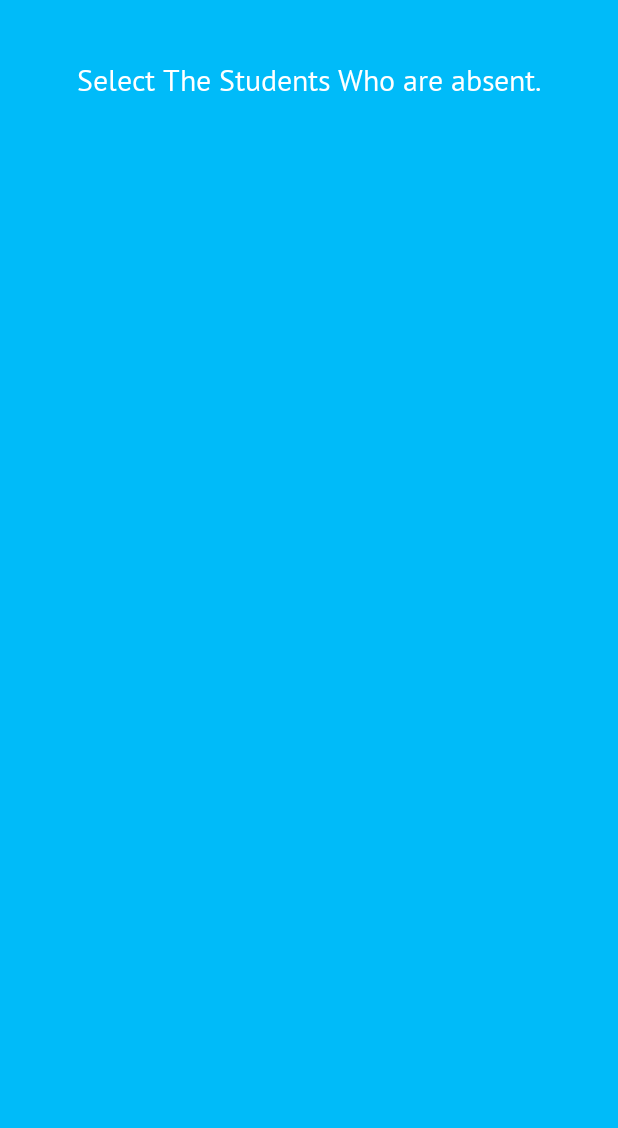
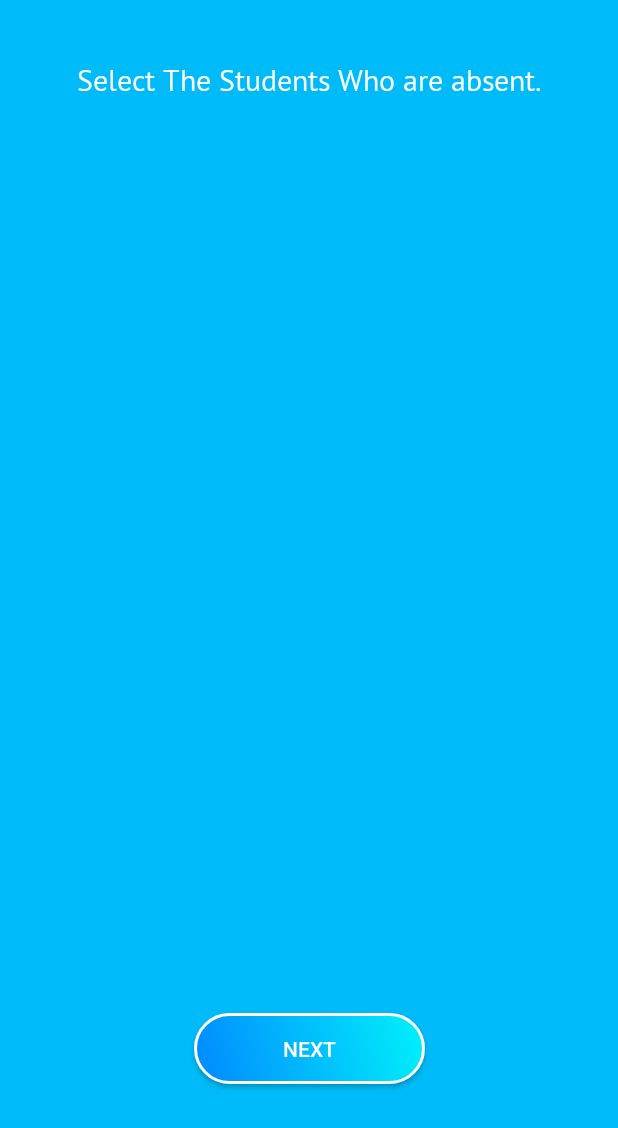
Before and after one commit to yash30401/Absent-Manager, an Android app: the Main2Activity screen opened directly, with no data from a screen before it, on a phone screen of 412 x 824 dp. Shown: the top 1128 px of the screen. Run offline under Robolectric (Android 15) with nearby library versions, the phone set to English and light mode, and no system bars; Roboto replaces fonts that are not available here.

Commit message:
1- Deleted Action Bar 2- Small Changes In absentStudent, Main2Activity, MyDataHelper..... and activity_main2.xml layout Also....

```diff
--- a/app/src/main/java/com/yashveer/attendencemanager/Main2Activity.java
+++ b/app/src/main/java/com/yashveer/attendencemanager/Main2Activity.java
@@ -12,28 +12,32 @@ import android.database.sqlite.SQLiteDatabase;
 import android.os.Bundle;
 
 
+
+
 import android.view.Menu;
 import android.view.MenuInflater;
 import android.view.MenuItem;
+
 import android.view.View;
 
 
+import android.widget.AdapterView;
 import android.widget.ArrayAdapter;
-import android.widget.CheckBox;
-import android.widget.CompoundButton;
-import android.widget.LinearLayout;
+
 import android.widget.ListView;
+import android.widget.Toast;
 
-import java.util.ArrayList;
+
+
 
 
 public class Main2Activity extends AppCompatActivity {
 
 
-    String studentCount[];
+    String []studentCount;
 
     SQLiteDatabase sqLiteDatabase;
-    SQLiteDatabase sqLiteDatabase2;
+
 
     Cursor c;
 
@@ -56,7 +60,7 @@ public class Main2Activity extends AppCompatActivity {
 
         myDataHelper=new MyDataHelper(this);
 
-        sqLiteDatabase2=myDataHelper.getWritableDatabase();
+        sqLiteDatabase=myDataHelper.getWritableDatabase();
 
         sqLiteDatabase=this.openOrCreateDatabase("com.yashveer.attendencemanager",MODE_PRIVATE,null);
 
@@ -84,6 +88,20 @@ public class Main2Activity extends AppCompatActivity {
                 c.moveToNext();
             }
 
+            //ListView Onclick Starts from here
+
+                absentStudentListView.setOnItemClickListener(new AdapterView.OnItemClickListener() {
+                    @Override
+                    public void onItemClick(AdapterView<?> parent, View view, int position, long id) {
+
+                        myDataHelper.absentinsertData(parent.getItemAtPosition(position).toString(),sqLiteDatabase);
+
+                        Toast.makeText(Main2Activity.this,"Student "+parent.getItemAtPosition(position).toString()+" Added to absent List",Toast.LENGTH_SHORT).show();
+
+                    }
+                });
+
+            //ListVeiw on click ends Here
 
 
 
@@ -93,24 +111,18 @@ public class Main2Activity extends AppCompatActivity {
     //on create Ends Here----------------------------------------------------------------------------------------------------------------
 
 
-    @Override
-    public boolean onCreateOptionsMenu(Menu menu) {
-        MenuInflater inflater=getMenuInflater();
-        inflater.inflate(R.menu.actionbarmenu,menu);
-        return true;
+    //Button Next Click listner Starts from Here
+    public void next(View view){
+        Intent i=new Intent(Main2Activity.this,absentStudent.class);
+        startActivity(i);
     }
 
-    @Override
-    public boolean onOptionsItemSelected(@NonNull MenuItem item) {
-        int id=item.getItemId();
-       switch (id){
-            case R.id.next:
-                Intent i=new Intent(Main2Activity.this,absentStudent.class);
-                startActivity(i);
-                return true;
+    //Button Next click Listner ends Here
 
-            default:
-                return super.onOptionsItemSelected(item);
-        }
-    }
+
+
+
+
+
+
 }
--- a/app/src/main/java/com/yashveer/attendencemanager/MyDataHelper.java
+++ b/app/src/main/java/com/yashveer/attendencemanager/MyDataHelper.java
@@ -33,10 +33,10 @@ public class MyDataHelper extends SQLiteOpenHelper {
 
     }
 
-    public void absentinsertData(String name,SQLiteDatabase database2){
+    public void absentinsertData(String name,SQLiteDatabase database){
         ContentValues values2=new ContentValues();
         values2.put("absentname",name);
-        database2.insert("absentstudentsName",null,values2);
+        database.insert("absentstudentsName",null,values2);
 
     }
 
--- a/app/src/main/res/layout/activity_main2.xml
+++ b/app/src/main/res/layout/activity_main2.xml
@@ -2,13 +2,12 @@
 <androidx.constraintlayout.widget.ConstraintLayout xmlns:android="http://schemas.android.com/apk/res/android"
     xmlns:app="http://schemas.android.com/apk/res-auto"
     xmlns:tools="http://schemas.android.com/tools"
-    android:id="@+id/Linearlay"
+
     android:layout_width="match_parent"
     android:layout_height="match_parent"
     android:background="#00bbf9"
+
     android:orientation="vertical"
-
-
     tools:context=".Main2Activity">
 
 
@@ -33,15 +32,32 @@
 
     <ListView
         android:id="@+id/absentStudentListView"
-        android:layout_width="351dp"
-        android:layout_height="553dp"
+        android:layout_width="353dp"
+        android:layout_height="462dp"
         android:layout_marginStart="10dp"
         android:layout_marginTop="40dp"
         android:layout_marginEnd="10dp"
         android:padding="20dp"
         app:layout_constraintEnd_toEndOf="parent"
         app:layout_constraintStart_toStartOf="parent"
-        app:layout_constraintTop_toBottomOf="@+id/textView3" />
+        app:layout_constraintTop_toBottomOf="@+id/textView3"
+
+        />
+
+    <Button
+        android:id="@+id/nextButton"
+        android:layout_width="154dp"
+        android:layout_height="47dp"
+        android:layout_marginTop="30dp"
+        android:layout_marginBottom="35dp"
+        android:background="@drawable/button_design"
+        android:onClick="next"
+        android:text="@string/next"
+        app:layout_constraintBottom_toBottomOf="parent"
+        app:layout_constraintEnd_toEndOf="parent"
+        app:layout_constraintHorizontal_bias="0.5"
+        app:layout_constraintStart_toStartOf="parent"
+        app:layout_constraintTop_toBottomOf="@+id/absentStudentListView" />
 
 
 </androidx.constraintlayout.widget.ConstraintLayout>
--- a/app/src/main/res/menu/actionbarmenu.xml
+++ /dev/null
@@ -1,13 +0,0 @@
-<?xml version="1.0" encoding="utf-8"?>
-<menu xmlns:android="http://schemas.android.com/apk/res/android"
-    xmlns:app="http://schemas.android.com/apk/res-auto">
-
-    <item
-        android:id="@+id/next"
-        android:checked="true"
-        android:icon="@drawable/ic_add_24"
-        android:title="@string/next"
-            app:showAsAction="ifRoom"
-        />
-
-</menu>
```
Also changed, not shown: app/src/main/java/com/yashveer/attendencemanager/absentStudent.java (+5 -6 lines).
